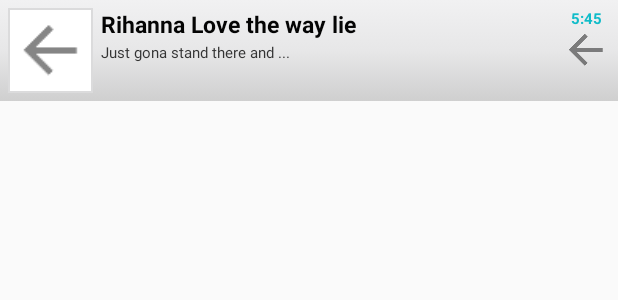
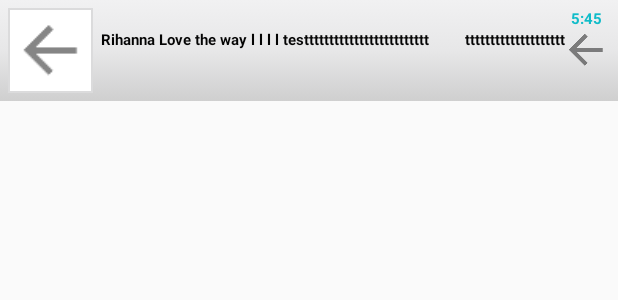
Before and after one commit to CallumF15/MD_Coursework, an Android app: the layout list_row.xml on its own in the app's theme, with its tools: preview values and no code run, on a phone screen of 412 x 824 dp. Shown: the top 300 px of the screen. Run offline under Robolectric (Android 15) with nearby library versions, the phone set to English and light mode, and no system bars.

```diff
--- a/app/src/main/java/com/example/callum/md_coursework_v1/LazyAdapter.java
+++ b/app/src/main/java/com/example/callum/md_coursework_v1/LazyAdapter.java
@@ -58,7 +58,7 @@ public class LazyAdapter extends BaseAdapter {
         HashMap<String, String> song = new HashMap<String, String>();
         song = data.get(position);
 
-
+        //gets title data from hashmap array
         title.setText(song.get("subjecttitle"));
         pubDate.setText(song.get("pubdate"));
 
--- a/app/src/main/res/layout/list_row.xml
+++ b/app/src/main/res/layout/list_row.xml
@@ -4,7 +4,7 @@
     android:layout_height="wrap_content"
     android:background="@drawable/list_selector"
     android:orientation="horizontal"
-    android:padding="5dip" >
+    android:padding="5dip">
 
     <!--  ListRow Left sied Thumbnail image -->
     <LinearLayout android:id="@+id/thumbnail"
@@ -23,47 +23,38 @@
 
     </LinearLayout>
 
+    <!-- Rightend Publication Date -->
+    <TextView
+        android:id="@+id/pubDate"
+        android:layout_width="wrap_content"
+        android:layout_height="wrap_content"
+        android:layout_alignParentRight="true"
+        android:gravity="right"
+        android:text="5:45"
+        android:layout_marginRight="5dip"
+        android:textSize="10dip"
+        android:textColor="#10bcc9"
+        android:textStyle="bold" />
+
     <!-- Title Of Song-->
     <TextView
         android:id="@+id/subjecttitle"
         android:layout_width="wrap_content"
         android:layout_height="wrap_content"
-        android:layout_alignTop="@+id/thumbnail"
+        android:layout_below="@id/pubDate"
         android:layout_toRightOf="@+id/thumbnail"
-        android:text="Rihanna Love the way lie"
+        android:layout_toLeftOf="@id/pubDate"
+        android:text="Rihanna Love the way l l l l testtttttttttttttttttttttttt
+        tttttttttttttttttttt"
         android:textColor="#040404"
         android:typeface="sans"
-        android:textSize="15dip"
-        android:textStyle="bold"/>
+        android:textSize="10dip"
+        android:textStyle="bold" />
 
-    <!-- Artist Name -->
-    <TextView
-        android:id="@+id/artist"
-        android:layout_width="fill_parent"
-        android:layout_height="wrap_content"
-        android:layout_below="@id/subjecttitle"
-        android:textColor="#343434"
-        android:textSize="10dip"
-        android:layout_marginTop="1dip"
-        android:layout_toRightOf="@+id/thumbnail"
-        android:text="Just gona stand there and ..." />
-
-    <!-- Rightend Duration -->
-    <TextView
-        android:id="@+id/duration"
-        android:layout_width="wrap_content"
-        android:layout_height="wrap_content"
-        android:layout_alignParentRight="true"
-        android:layout_alignTop="@id/subjecttitle"
-        android:gravity="right"
-        android:text="5:45"
-        android:layout_marginRight="5dip"
-        android:textSize="10dip"
-        android:textColor="#10bcc9"
-        android:textStyle="bold"/>
 
     <!-- Rightend Arrow -->
     <ImageView android:layout_width="wrap_content"
+        android:id="@+id/clickIcon"
         android:layout_height="wrap_content"
         android:src="@drawable/ic_action_back"
         android:layout_alignParentRight="true"
```
Also changed, not shown: app/src/main/java/com/example/callum/md_coursework_v1/DisplayListActivity.java (+30 -13 lines), app/src/main/java/com/example/callum/md_coursework_v1/ImageLoaderURL.java (added, +91 -0 lines), app/src/main/java/com/example/callum/md_coursework_v1/ParserRSS.java (+15 -7 lines), app/src/main/res/layout/activity_display_list.xml (+12 -6 lines).
